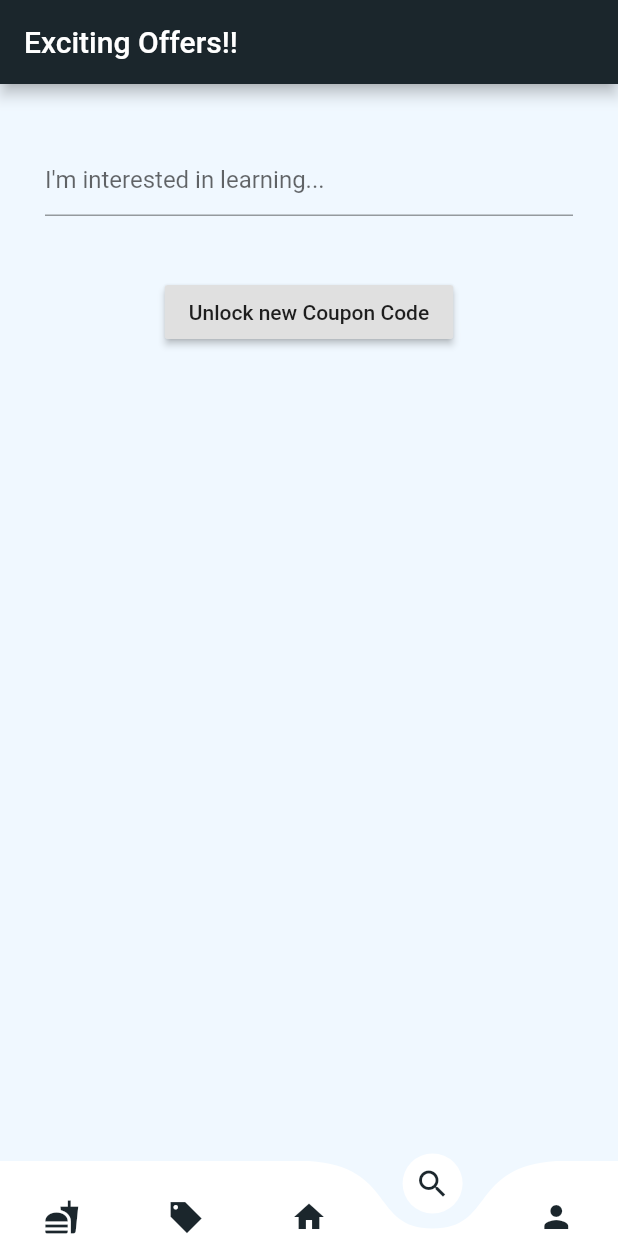
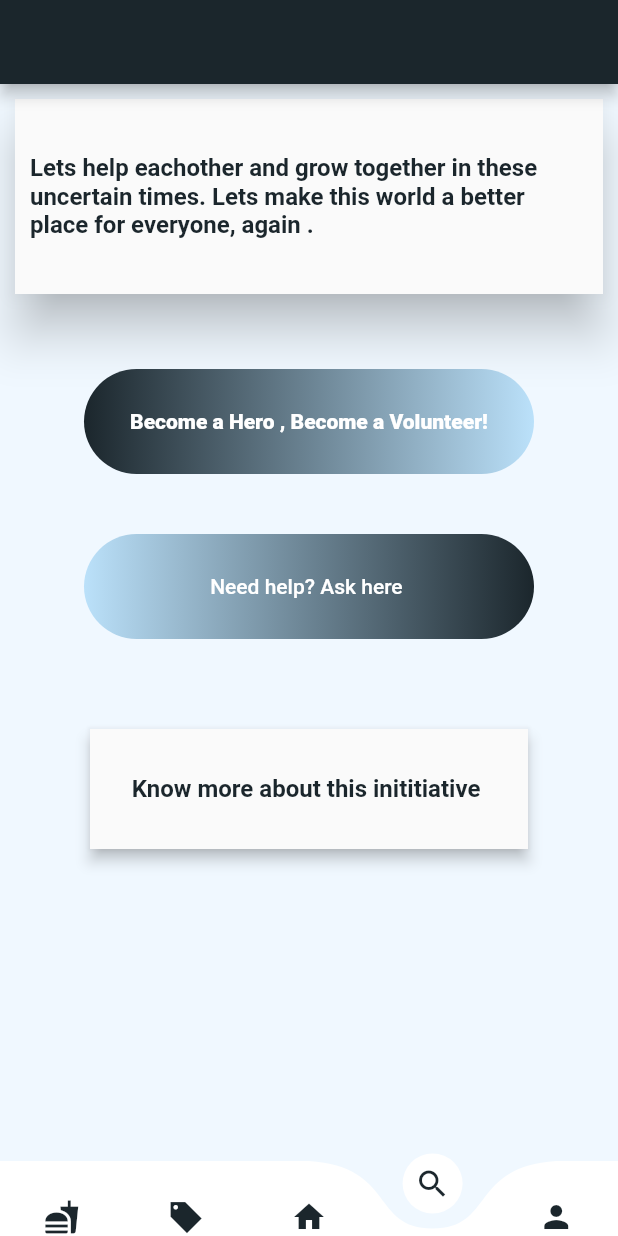
Before and after one commit to 16o1kym/CovidApp, a Flutter app: the CouponCodePage screen opened directly, item 4 of the bottom bar chosen, on a phone screen of 412 x 824 dp. Run offline on Flutter 3.47's test engine with Material 2 defaults, Android fonts, the phone set to English and light mode, and no system bars; drawn by our look-alikes of curved_navigation_bar; our stand-ins replace cloud_firestore, firebase_auth, firebase_core, flutter_spinkit; missing offline and left inert: scratcher; accounts and stored records are empty; network calls fail.

Commit message:
minor changes in UI and one page added

```diff
--- a/lib/screens/home/couponCodePage.dart
+++ b/lib/screens/home/couponCodePage.dart
@@ -1,5 +1,6 @@
 import 'dart:math';
 
+import 'package:Covid/screens/home/findPeople.dart';
 import 'package:Covid/screens/home/homeScreen.dart';
 import 'package:Covid/screens/home/usersdataPage.dart';
 import 'package:curved_navigation_bar/curved_navigation_bar.dart';
@@ -19,7 +20,6 @@ class _CouponCodePageState extends State<CouponCodePage> {
   final _formkey = GlobalKey<FormState>();
   @override
   void initState() {
-    // TODO: implement initState
     super.initState();
     _initCouponDialog();
   }
@@ -52,19 +52,19 @@ class _CouponCodePageState extends State<CouponCodePage> {
             crossAxisAlignment: CrossAxisAlignment.center,
             children: [
               Text(
-                "Congrats! You have won a Coupon code",
+                "Congrats! You have won a Coupon code. Use it to get upto 60% off on Udemy courses!!!",
                 // style: TextStyle(
                 //     color: Theme.of(context).primaryColor, fontSize: 20),
               ),
               Text(
-                '${Random.secure().nextInt(1000)}',
+                'COV-SOL' + '${Random.secure().nextInt(1000)}',
                 // style: TextStyle(
                 //     color: Theme.of(context).primaryColor, fontSize: 20),
               ),
               SizedBox(
                 height: 40,
               ),
-              FlatButton(
+              RaisedButton(
                 // color: Theme.of(context).primaryColor,
                 onPressed: () {
                   _launchURL('https://udemy.com');
@@ -174,6 +174,8 @@ class _CouponCodePageState extends State<CouponCodePage> {
               context, MaterialPageRoute(builder: (_) => HomePage()));
         } else if (index == 3) {
           //search courses page
+          Navigator.push(
+              context, MaterialPageRoute(builder: (_) => FindPeople()));
         } else {
           //navigate to update users data page and profile
           Navigator.push(
--- /dev/null
+++ b/lib/screens/home/findPeople.dart
@@ -0,0 +1,299 @@
+import 'package:Covid/models/user.dart';
+import 'package:Covid/screens/home/usersdataPage.dart';
+import 'package:Covid/services/database.dart';
+import 'package:curved_navigation_bar/curved_navigation_bar.dart';
+import 'package:firebase_auth/firebase_auth.dart';
+import 'package:flutter/material.dart';
+import 'package:provider/provider.dart';
+
+import 'couponCodePage.dart';
+import 'homeScreen.dart';
+
+class FindPeople extends StatefulWidget {
+  FindPeople({Key key}) : super(key: key);
+
+  @override
+  _FindPeopleState createState() => _FindPeopleState();
+}
+
+class _FindPeopleState extends State<FindPeople> {
+  @override
+  Widget build(BuildContext context) {
+    final user = Provider.of<User>(context);
+
+    void _showinfopannel() {
+      showModalBottomSheet(
+          context: context,
+          builder: (context) {
+            return Container(
+              padding: EdgeInsets.symmetric(vertical: 30, horizontal: 20),
+              child: ListView(
+                // physics: NeverScrollableScrollPhysics(),
+                children: [
+                  Text(
+                    "Become a Hero, Become a Volunteer!",
+                    style: TextStyle(
+                        color: Colors.black,
+                        fontSize: 20,
+                        fontWeight: FontWeight.w900),
+                  ),
+                  SizedBox(
+                    height: 30,
+                  ),
+                  Text(
+                    "Initiative to help you connect with the people around you (within a few kms) who needs help. We use google maps services to know your location. Your can also choose to help anonymously or can disclose your identity. We would appreciate a little help in these harsh times. ",
+                    style: TextStyle(
+                        fontSize: 18, color: Theme.of(context).primaryColor),
+                  ),
+                  SizedBox(
+                    height: 30,
+                  ),
+                  Text(
+                    "Need help? Ask here",
+                    style: TextStyle(
+                        color: Colors.black,
+                        fontSize: 20,
+                        fontWeight: FontWeight.w900),
+                  ),
+                  SizedBox(
+                    height: 30,
+                  ),
+                  RichText(
+                    text: TextSpan(children: <TextSpan>[
+                      TextSpan(
+                        text:
+                            "We know how hard this pandemic has affected people and that's why we have started this initiative. As soon you request for help, we notify the NGOs around you. If there are any volunteers registered in your area, they'll also be notified. ",
+                        style: TextStyle(
+                            fontSize: 18,
+                            color: Theme.of(context).primaryColor),
+                      ),
+                      TextSpan(
+                        text:
+                            "\n\nIn an emergency, please inform us by pressing the emergency button.",
+                        style: TextStyle(
+                          fontSize: 19,
+                          color: Colors.red,
+                          fontWeight: FontWeight.w800,
+                        ),
+                      )
+                    ]),
+                  )
+                ],
+              ),
+            );
+          });
+    }
+
+    return StreamBuilder<IndividualUserData>(
+        stream: Database(uid: user.uid).usersData,
+        builder: (context, snapshot) {
+          IndividualUserData userData = snapshot.data;
+          return Container(
+            child: Scaffold(
+              appBar: AppBar(
+                automaticallyImplyLeading: false,
+              ),
+              body: Center(
+                child: Column(
+                  // mainAxisAlignment: MainAxisAlignment.spaceEvenly,
+                  children: [
+                    Container(
+                      padding: EdgeInsets.all(10),
+                      height: 150,
+                      width: MediaQuery.of(context).size.width,
+                      child: Material(
+                        elevation: 14,
+                        child: Center(
+                          child: Padding(
+                            padding: EdgeInsets.all(10),
+                            child: Text(
+                              "Lets help eachother and grow together in these uncertain times. Lets make this world a better place for everyone, again .",
+                              style: TextStyle(
+                                  color: Theme.of(context).primaryColor,
+                                  fontSize: 16,
+                                  fontWeight: FontWeight.w700),
+                            ),
+                          ),
+                        ),
+                      ),
+                    ),
+                    SizedBox(
+                      height: 40,
+                    ),
+                    Container(
+                      decoration: BoxDecoration(
+                        borderRadius: BorderRadius.circular(50),
+                        gradient: LinearGradient(colors: [
+                          Theme.of(context).primaryColor,
+                          Theme.of(context).accentColor,
+                        ], begin: Alignment.topLeft, end: Alignment.topRight),
+                      ),
+                      height: 70,
+                      width: 300,
+                      child: FlatButton(
+                        onPressed: () {
+                          showDialog(
+                              context: context,
+                              builder: (context) {
+                                return AlertDialog(
+                                  title: Text("Thank you " +
+                                      userData.name +
+                                      ". We really appreciate your help. We will notify you whenever there will be someone in need around you. "),
+                                );
+                              });
+                        },
+                        child: Text(
+                          "Become a Hero , Become a Volunteer!",
+                          style: TextStyle(
+                              color: Colors.white, fontWeight: FontWeight.w900),
+                        ),
+                      ),
+                    ),
+                    SizedBox(
+                      height: 40,
+                    ),
+                    Container(
+                      height: 70,
+                      width: 300,
+                      decoration: BoxDecoration(
+                        borderRadius: BorderRadius.circular(50),
+                        gradient: LinearGradient(colors: [
+                          Theme.of(context).primaryColor,
+                          Theme.of(context).accentColor
+                        ], end: Alignment.topLeft, begin: Alignment.topRight),
+                      ),
+                      child: FlatButton(
+                        onPressed: () {
+                          showDialog(
+                              context: context,
+                              builder: (context) {
+                                return Column(
+                                    mainAxisAlignment: MainAxisAlignment.center,
+                                    children: [
+                                      AlertDialog(
+                                        title: Text("Don't worry " +
+                                            userData.name +
+                                            ". We are looking for people in your locality who are willing to help and will contact you as soon as possible. Feel free to contact us in an emergency. Stay strong."),
+                                      ),
+                                      SizedBox(
+                                        height: 20,
+                                      ),
+                                      RaisedButton(
+                                        color: Colors.red,
+                                        onPressed: () {
+                                          Navigator.pop(context);
+                                          showDialog(
+                                              context: context,
+                                              builder: (context) {
+                                                return AlertDialog(
+                                                  title: Text(userData.name +
+                                                      ", you will be contacted soon. Please explain your issue so we can help you."),
+                                                );
+                                              });
+                                        },
+                                        child: Text(
+                                          "Emergency",
+                                          style: TextStyle(
+                                            color: Colors.white,
+                                          ),
+                                        ),
+                                      ),
+                                    ]);
+                              });
+                        },
+                        child: Text(
+                          "Need help? Ask here ",
+                          style: TextStyle(color: Colors.white),
+                        ),
+                      ),
+                    ),
+                    SizedBox(
+                      height: 50,
+                    ),
+                    InkWell(
+                      child: Container(
+                        padding: EdgeInsets.all(10),
+                        height: 100,
+                        width: MediaQuery.of(context).size.width - 100,
+                        child: Material(
+                          elevation: 4,
+                          child: Center(
+                            child: Padding(
+                              padding: EdgeInsets.all(10),
+                              child: Text(
+                                "Know more about this inititiative ",
+                                style: TextStyle(
+                                    color: Theme.of(context).primaryColor,
+                                    fontSize: 16,
+                                    fontWeight: FontWeight.w700),
+                              ),
+                            ),
+                          ),
+                        ),
+                      ),
+                      onTap: () {
+                        _showinfopannel();
+                      },
+                    ),
+                  ],
+                ),
+              ),
+              bottomNavigationBar: navigationBar(context),
+            ),
+          );
+        });
+  }
+}
+
+Widget navigationBar(context) {
+  return CurvedNavigationBar(
+    height: 50,
+    animationDuration: Duration(milliseconds: 200),
+    backgroundColor: Theme.of(context).scaffoldBackgroundColor,
+    color: Colors.white,
+    index: 3,
+    buttonBackgroundColor: Colors.white,
+    items: [
+      Icon(
+        Icons.fastfood,
+        color: Theme.of(context).primaryColor,
+      ),
+      Icon(
+        Icons.local_offer_sharp,
+        color: Theme.of(context).primaryColor,
+      ),
+      Icon(
+        Icons.home,
+        color: Theme.of(context).primaryColor,
+      ),
+      Icon(
+        Icons.search,
+        color: Theme.of(context).primaryColor,
+      ),
+      Icon(
+        Icons.person,
+        color: Theme.of(context).primaryColor,
+      ),
+    ],
+    onTap: (index) {
+      if (index == 0) {
+        //navigate to restaurant nearby list
+      } else if (index == 1) {
+        //navigate to offerspage
+        Navigator.push(context,
+            new MaterialPageRoute(builder: (context) => CouponCodePage()));
+      } else if (index == 2) {
+        //navigate to home screen
+        Navigator.push(context, MaterialPageRoute(builder: (_) => HomePage()));
+      } else if (index == 3) {
+        //search people around page
+        // Navigator.push(context, MaterialPageRoute(builder: (_) => FindPeople()));
+
+      } else {
+        //navigate to update users data page and profile
+        Navigator.push(
+            context, MaterialPageRoute(builder: (_) => UserInfoPage()));
+      }
+    },
+  );
+}
```
Also changed, not shown: lib/screens/home/homeScreen.dart (+4 -13 lines), lib/screens/home/usersdataPage.dart (+25 -1 lines), lib/screens/home/widgets/ThreeButtons.dart (+21 -2 lines).
